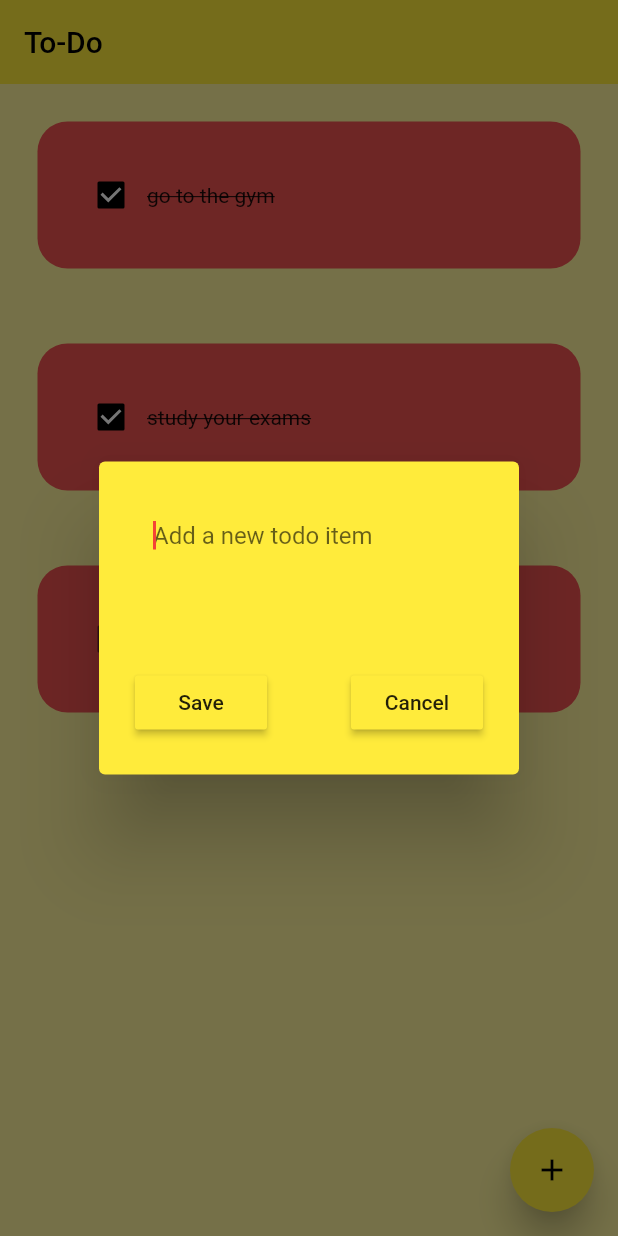
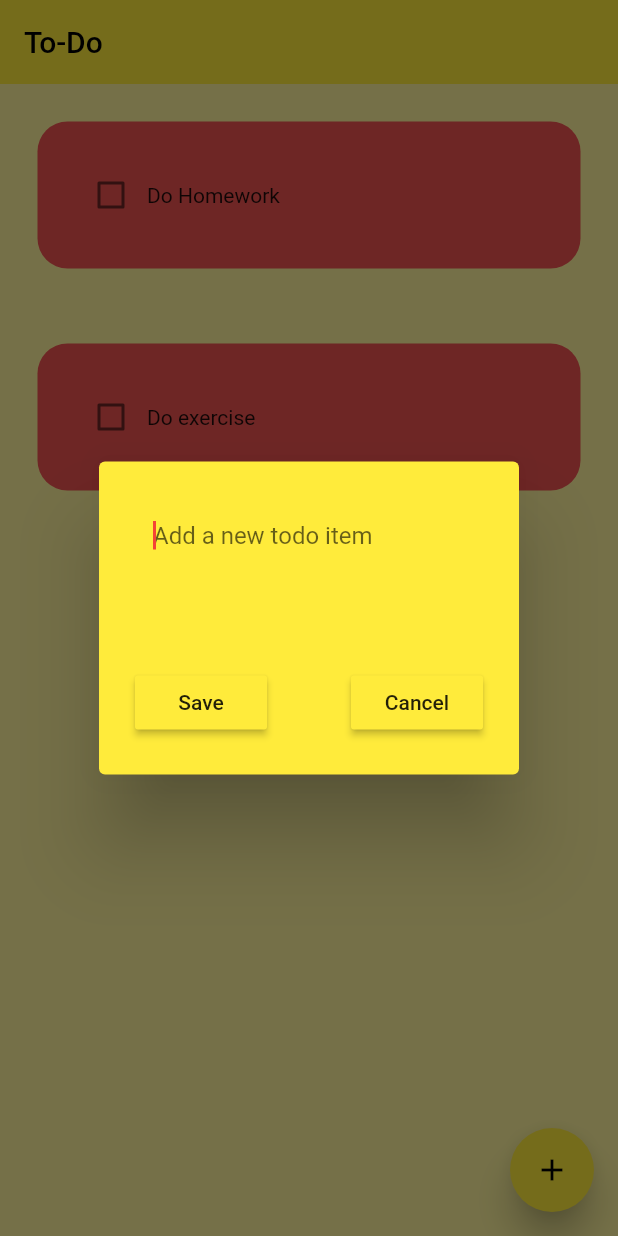
Before and after one commit to agbabaumut/flutter_to_do_app_new, a Flutter app: the screen it shows after launch, after a tap on the "add" icon, on a phone screen of 412 x 824 dp. Run offline on Flutter 3.47's test engine with Material 2 defaults, Android fonts, the light colour scheme and no system bars; drawn by our look-alikes of flutter_slidable; our stand-ins replace hive_flutter; accounts and stored records are empty.

Commit message:
Finished project
I learned something worth and finished the project.

```diff
--- /dev/null
+++ b/lib/data/database.dart
@@ -0,0 +1,25 @@
+import 'package:hive_flutter/hive_flutter.dart';
+
+class ToDoDataBase {
+  List todoList = [];
+  // reference to our box
+  final _myBox = Hive.box("mybox");
+
+  // we gonna run this method, when the app  opened at first time ever
+  void createInitialData() {
+    todoList = [
+      ["Do Homework", false],
+      ["Do exercise", false]
+    ];
+  }
+
+  // load the data from db
+  void loadData() {
+    todoList = _myBox.get("TODOLIST");
+  }
+
+  // update the db
+  void updateDataBase() {
+    _myBox.put("TODOLIST", todoList);
+  }
+}
--- a/lib/main.dart
+++ b/lib/main.dart
@@ -1,8 +1,13 @@
 import 'package:flutter/material.dart';
 import 'package:flutter_to_do_app_new/pages/home_page.dart';
+import 'package:hive_flutter/hive_flutter.dart';
 
+void main() async {
+  await Hive.initFlutter();
+  var box = await Hive.openBox("mybox");
 
-void main() => runApp(MyApp());
+  runApp(MyApp());
+}
 
 class MyApp extends StatelessWidget {
   @override
--- a/lib/pages/home_page.dart
+++ b/lib/pages/home_page.dart
@@ -1,5 +1,7 @@
 import 'package:flutter/material.dart';
+import 'package:flutter_to_do_app_new/data/database.dart';
 import 'package:flutter_to_do_app_new/util/dialog_box.dart';
+import 'package:hive_flutter/hive_flutter.dart';
 
 import '../util/todo_tile.dart';
 
@@ -11,25 +13,37 @@
 }
 
 class _HomePageState extends State<HomePage> {
+  final _myBox = Hive.box("mybox");
+
+  ToDoDataBase db = ToDoDataBase();
+
+  @override
+  void initState() {
+    if (_myBox.get("TODOLIST") == null || false) {
+      db.createInitialData();
+    } else {
+      db.loadData();
+    }
+
+    super.initState();
+  }
+
   final _controller = TextEditingController();
-  List todoList = [
-    ["go to the gym", true],
-    ["study your exams", true],
-    ["worry things you can't control", false],
-  ];
 
   void checkBoxChanged(bool? value, int index) {
     setState(() {
-      todoList[index][1] = !todoList[index][1];
+      db.todoList[index][1] = !db.todoList[index][1];
     });
+    db.updateDataBase();
   }
 
   void saveNewTask() {
     setState(() {
-      todoList.add([_controller.text, false]);
+      db.todoList.add([_controller.text, false]);
       _controller.clear();
     });
     Navigator.of(context).pop();
+    db.updateDataBase();
   }
 
   void createNewTask() {
@@ -44,12 +58,14 @@
             onSave: saveNewTask,
           );
         });
+    db.updateDataBase();
   }
 
   void deleteTask(int index) {
     setState(() {
-      todoList.removeAt(index);
+      db.todoList.removeAt(index);
     });
+    db.updateDataBase();
   }
 
   @override
@@ -64,11 +80,11 @@
           child: const Icon(Icons.add),
         ),
         body: ListView.builder(
-          itemCount: todoList.length,
+          itemCount: db.todoList.length,
           itemBuilder: (context, index) {
             return ToDoTile(
-                taskName: todoList[index][0],
-                taskCompleted: todoList[index][1],
+                taskName: db.todoList[index][0],
+                taskCompleted: db.todoList[index][1],
                 onChanged: (value) => checkBoxChanged(value, index),
                 deleteFunction: (context) => deleteTask(index));
           },
```
Also changed, not shown: 3 other files.
